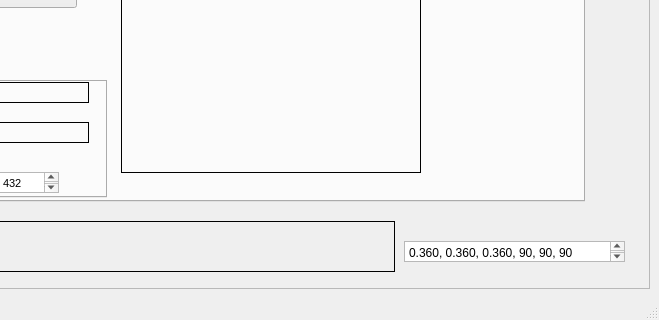
Above: src/qtdesigner_files/main_gui__small.ui from gorliks/OpenECCI-GUI before the change; both pictures show x 595 to 1254 and y 417 to 737 of the 1254 by 737 pixel window. Below: the same form after it.
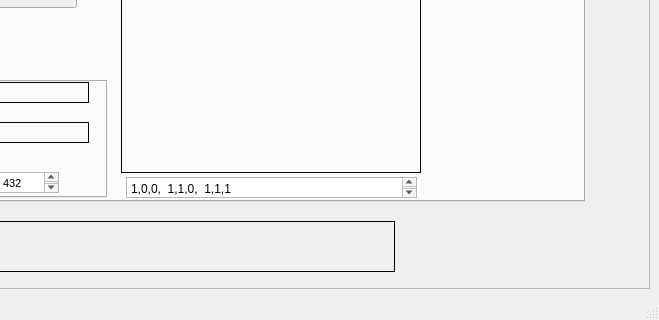
That is the form after the change. The open tabs and pages were chosen to show the change.

Patch:
```diff
--- a/src/qtdesigner_files/main_gui__small.ui
+++ b/src/qtdesigner_files/main_gui__small.ui
@@ -4346,6 +4346,19 @@
 and display</string>
          </property>
         </widget>
+        <widget class="QPlainTextEdit" name="plainTextEdit_m8">
+         <property name="geometry">
+          <rect>
+           <x>530</x>
+           <y>530</y>
+           <width>291</width>
+           <height>21</height>
+          </rect>
+         </property>
+         <property name="plainText">
+          <string>1,0,0,  1,1,0,  1,1,1</string>
+         </property>
+        </widget>
        </widget>
       </widget>
       <widget class="QLabel" name="label_messages">
@@ -4392,19 +4405,6 @@
         <string>messages</string>
        </property>
       </widget>
-      <widget class="QPlainTextEdit" name="plainTextEdit_sample_lattice">
-       <property name="geometry">
-        <rect>
-         <x>990</x>
-         <y>630</y>
-         <width>221</width>
-         <height>21</height>
-        </rect>
-       </property>
-       <property name="plainText">
-        <string>0.360, 0.360, 0.360, 90, 90, 90</string>
-       </property>
-      </widget>
      </widget>
     </item>
    </layout>
```
Left out of the diff: 5 changed lines with no effect on the pictures.
